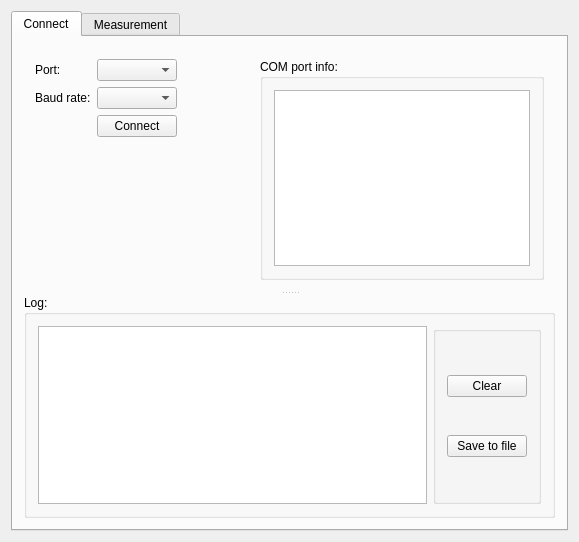
Before: the Qt Designer form PC_t/COMPort/widget.ui in Blackghost56/PORTABLE_RF_ANALYSER, drawn with Qt 5.
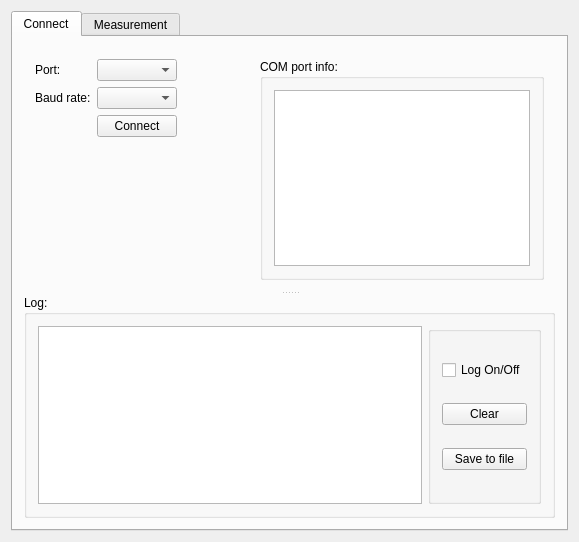
After: the same form once the commit is applied.

```diff
--- a/PC_t/COMPort/widget.ui
+++ b/PC_t/COMPort/widget.ui
@@ -29,7 +29,7 @@
          <property name="orientation">
           <enum>Qt::Vertical</enum>
          </property>
-         <widget class="QWidget" name="">
+         <widget class="QWidget" name="layoutWidget">
           <layout class="QHBoxLayout" name="horizontalLayout_3">
            <item>
             <layout class="QVBoxLayout" name="verticalLayout">
@@ -139,20 +139,27 @@
               <string/>
              </property>
              <layout class="QGridLayout" name="gridLayout_2">
-              <item row="0" column="0">
-               <widget class="QPushButton" name="pushButton">
-                <property name="text">
-                 <string>Clear</string>
-                </property>
-               </widget>
-              </item>
-              <item row="1" column="0">
+              <item row="2" column="0">
                <widget class="QPushButton" name="pushButton_2">
                 <property name="text">
                  <string>Save to file</string>
                 </property>
                </widget>
               </item>
+              <item row="1" column="0">
+               <widget class="QPushButton" name="pushButton">
+                <property name="text">
+                 <string>Clear</string>
+                </property>
+               </widget>
+              </item>
+              <item row="0" column="0">
+               <widget class="QCheckBox" name="Log_OnOff_checkBox">
+                <property name="text">
+                 <string>Log On/Off</string>
+                </property>
+               </widget>
+              </item>
              </layout>
             </widget>
            </item>
```
Left out of the diff: 2 changed lines with no effect on the pictures.
